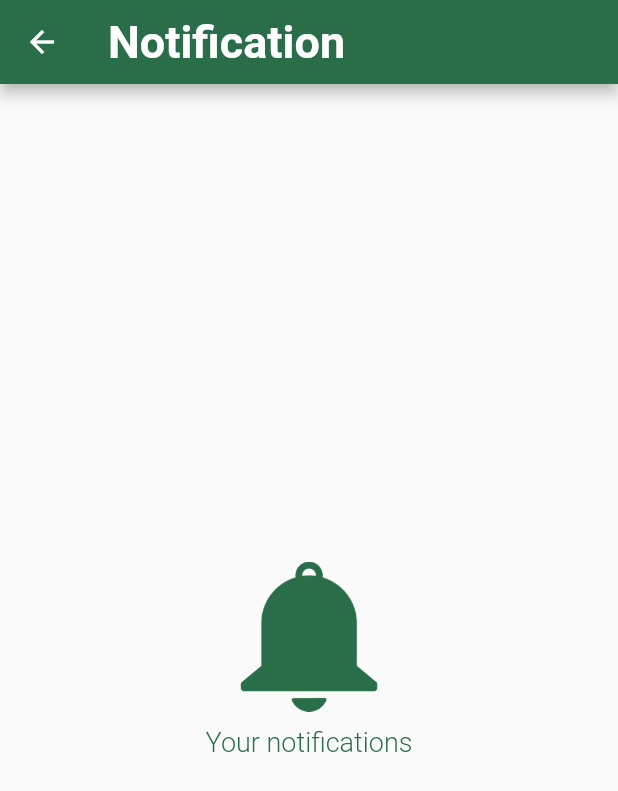
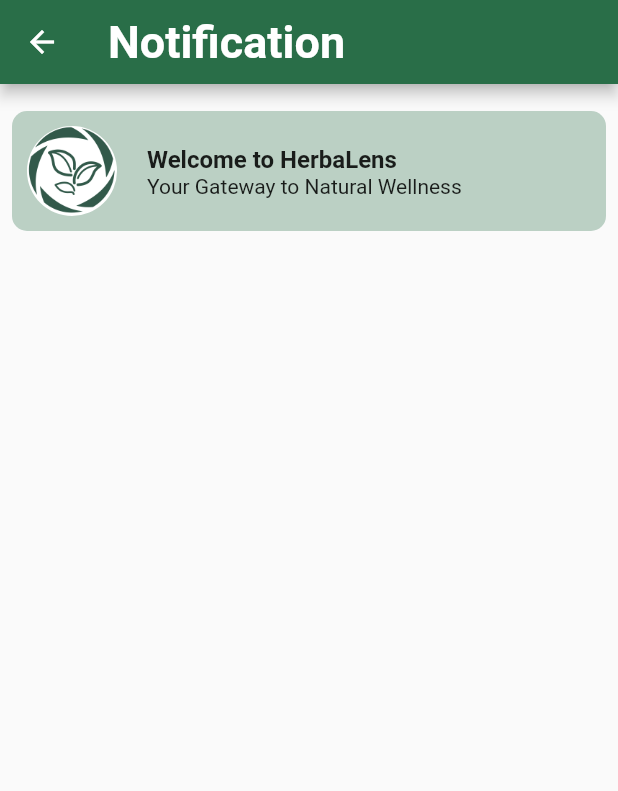
Before and after one commit to KoozCooz/HerbaLens, a Flutter app: the NotificationUi screen opened directly, on a phone screen of 412 x 824 dp. Shown: the top 791 px of the screen. Run offline on Flutter 3.47's test engine with Material 2 defaults, Android fonts, the phone set to English and light mode, and no system bars; our stand-ins replace animated_bottom_navigation_bar, firebase_auth, firebase_core, firebase_messaging, flutter_local_notifications, fluttertoast and 3 more; accounts and stored records are empty.

Commit message:
Notification Done

```diff
--- a/herbalens/lib/main.dart
+++ b/herbalens/lib/main.dart
@@ -4,8 +4,8 @@
 import 'package:flutter/material.dart';
 import 'package:fluttertoast/fluttertoast.dart';
 import 'package:herbalens/firebase_options.dart';
-import 'package:herbalens/ui/screens/Profile/Notifications/message.dart';
-import 'package:herbalens/ui/screens/Profile/Notifications/notifications.dart';
+import 'package:herbalens/ui/screens/Root%20page/Notifications/message.dart';
+import 'package:herbalens/ui/screens/Root%20page/Notifications/notifications.dart';
 import 'package:herbalens/ui/screens/Dashboard/home_page.dart';
 import 'package:herbalens/ui/screens/Account/signup_page.dart';
 import 'package:herbalens/ui/screens/Account/signin_page.dart';
--- a/herbalens/lib/ui/screens/Account/signin_page.dart
+++ b/herbalens/lib/ui/screens/Account/signin_page.dart
@@ -2,7 +2,7 @@
 import 'package:flutter/material.dart';
 import 'package:google_sign_in/google_sign_in.dart';
 import 'package:herbalens/constants.dart';
-import 'package:herbalens/ui/root_page.dart';
+import 'package:herbalens/ui/screens/Root%20page/root_page.dart';
 import 'package:herbalens/ui/screens/Account/forgot_password.dart';
 import 'package:herbalens/ui/screens/Account/signup_page.dart';
 import 'package:herbalens/ui/screens/widgets/custom_textfield.dart';
--- a/herbalens/lib/ui/screens/Account/signup_page.dart
+++ b/herbalens/lib/ui/screens/Account/signup_page.dart
@@ -1,7 +1,7 @@
 import 'package:flutter/material.dart';
 import 'package:herbalens/Firebase_auth_implementation/firebase_auth_services.dart';
 import 'package:herbalens/constants.dart';
-import 'package:herbalens/ui/root_page.dart';
+import 'package:herbalens/ui/screens/Root%20page/root_page.dart';
 import 'package:herbalens/ui/screens/widgets/custom_textfield.dart';
 import 'package:firebase_auth/firebase_auth.dart';
 import 'package:herbalens/ui/screens/Account/signin_page.dart';
--- a/herbalens/lib/ui/screens/Profile/Notifications/notification-ui.dart
+++ /dev/null
@@ -1,58 +0,0 @@
-//placeholder
-import 'package:flutter/material.dart';
-import 'package:herbalens/constants.dart';
-
-class NotificationUi extends StatefulWidget {
-  const NotificationUi({super.key});
-
-  @override
-  State<NotificationUi> createState() => _NotificationUiState();
-}
-
-class _NotificationUiState extends State<NotificationUi> {
-  @override
-  Widget build(BuildContext context) {
-    return Scaffold(
-      appBar: AppBar(
-        backgroundColor: Color(0xFF296E48),
-        title: Text(
-          'Notification',
-          style: TextStyle(
-            fontWeight: FontWeight.bold,
-            fontSize: 30,
-          ),
-        ),
-        leading: IconButton(
-          icon: const Icon(
-            Icons.arrow_back,
-            color: Colors.white,
-          ),
-          onPressed: () {
-            Navigator.pop(context);
-          },
-        ),
-      ),
-      body: Center(child: Column(
-                crossAxisAlignment: CrossAxisAlignment.center,
-                mainAxisAlignment: MainAxisAlignment.center,
-                children: [
-                  SizedBox(
-                    height: 100,
-                    child: Image.asset('assets/images/Notification bell.png'),
-                  ),
-                  const SizedBox(
-                    height: 10,
-                  ),
-                  Text(
-                    'Your notifications',
-                    style: TextStyle(
-                      color: Constants.primaryColor,
-                      fontWeight: FontWeight.w300,
-                      fontSize: 18,
-                    ),
-                  ),
-                ],
-              ),),
-    );
-  }
-}
--- /dev/null
+++ b/herbalens/lib/ui/screens/Root page/Notifications/notification-ui.dart
@@ -0,0 +1,95 @@
+import 'package:flutter/material.dart';
+import 'package:herbalens/constants.dart';
+import 'package:herbalens/ui/screens/Root%20page/Notifications/notifcation_detail.dart';
+import 'package:page_transition/page_transition.dart';
+
+class NotificationUi extends StatelessWidget {
+  const NotificationUi({Key? key}) : super(key: key);
+
+  @override
+  Widget build(BuildContext context) {
+    Size size = MediaQuery.of(context).size;
+    return Scaffold(
+      appBar: AppBar(
+        backgroundColor: const Color(0xFF296E48),
+        title: const Text(
+          'Notification',
+          style: TextStyle(
+            fontWeight: FontWeight.bold,
+            fontSize: 30,
+          ),
+        ),
+        leading: IconButton(
+          icon: const Icon(
+            Icons.arrow_back,
+            color: Colors.white,
+          ),
+          onPressed: () {
+            Navigator.pop(context);
+          },
+        ),
+      ),
+      body: GestureDetector(
+        onTap: () {
+          Navigator.push(
+            context,
+            PageTransition(
+              child: NotificationDetail(),
+              type: PageTransitionType.bottomToTop,
+            ),
+          );
+        },
+        child: Padding(
+          padding: const EdgeInsets.all(8.0),
+          child: Container(
+            decoration: BoxDecoration(
+              color: Constants.primaryColor.withOpacity(.3),
+              borderRadius: BorderRadius.circular(10),
+            ),
+            height: 80.0,
+            padding: const EdgeInsets.all(10),
+            margin: const EdgeInsets.only(bottom: 20, top: 10),
+            width: size.width,
+            child: Row(
+              mainAxisAlignment: MainAxisAlignment.spaceBetween,
+              crossAxisAlignment: CrossAxisAlignment.center,
+              children: [
+                Stack(
+                  clipBehavior: Clip.none,
+                  children: [
+                    Container(
+                      width: 60.0,
+                      height: 60.0,
+                      decoration: const BoxDecoration(
+                        color: Colors.white,
+                        shape: BoxShape.circle,
+                      ),
+                      child: SizedBox(
+                        height: 100.0,
+                        child: Image.asset('assets/images/HerbaLens_Logo.png'),
+                      ),
+                    ),
+                    const Positioned(
+                      bottom: 12,
+                      left: 80,
+                      child: Column(
+                        crossAxisAlignment: CrossAxisAlignment.start,
+                        children: [
+                          Text(
+                            'Welcome to HerbaLens',
+                            style: TextStyle(fontWeight: FontWeight.bold, fontSize: 16),
+                          ),
+                          Text('Your Gateway to Natural Wellness'),
+                        ],
+                      ),
+                    ),
+                  ],
+                ),
+              ],
+            ),
+          ),
+        ),
+      ),
+    );
+  }
+}
```
Also changed, not shown: herbalens/lib/ui/screens/Profile/Settings/emailveri.dart (deleted, +0 -16 lines), herbalens/lib/ui/screens/Profile/Settings/settings.dart (+0 -10 lines), herbalens/lib/ui/screens/Root page/Notifications/notifcation_detail.dart (added, +64 -0 lines), herbalens/lib/ui/screens/Root page/root_page.dart (renamed from herbalens/lib/ui/root_page.dart, +8 -3 lines), herbalens/lib/ui/screens/widgets/notification_widget.dart (added, +74 -0 lines), herbalens/lib/ui/screens/Root page/Notifications/message.dart (renamed from herbalens/lib/ui/screens/Profile/Notifications/message.dart), herbalens/lib/ui/screens/Root page/Notifications/notifications.dart (renamed from herbalens/lib/ui/screens/Profile/Notifications/notifications.dart).
